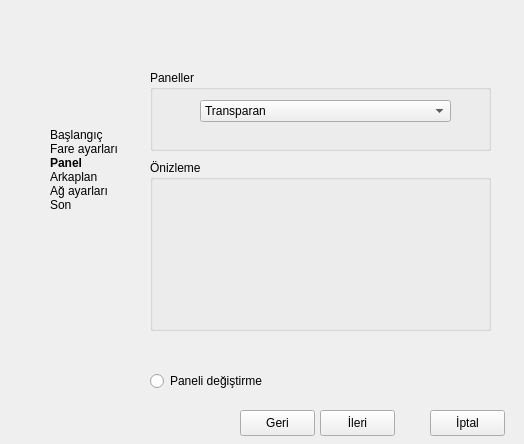
atlantistruva/truvalinux, file projeler/anatolya-bey/src/screens/ui/kickerWindow.ui: the form before one commit.
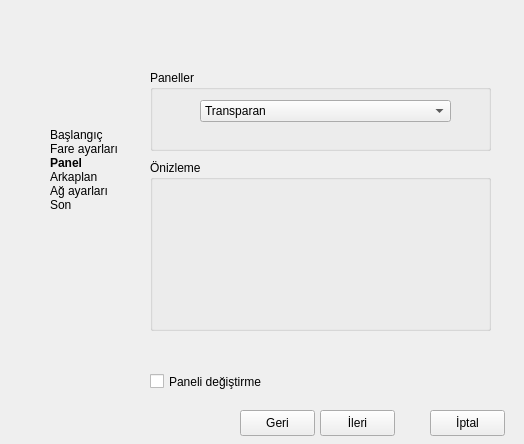
The form after the commit. Icons and pictures are not drawn.

Commit message: ui güncellemesi..

Diff of the .ui file:
```diff
--- a/projeler/anatolya-bey/src/screens/ui/kickerWindow.ui
+++ b/projeler/anatolya-bey/src/screens/ui/kickerWindow.ui
@@ -32,14 +32,6 @@
    <string notr="true" >QMainWindow {background-image: url(:/beyimage/beyimage.png);}</string>
   </property>
   <widget class="QWidget" name="centralwidget" >
-   <property name="geometry" >
-    <rect>
-     <x>0</x>
-     <y>0</y>
-     <width>524</width>
-     <height>444</height>
-    </rect>
-   </property>
    <widget class="QGroupBox" name="kickersGroup" >
     <property name="geometry" >
      <rect>
@@ -109,19 +101,6 @@
      </property>
     </widget>
    </widget>
-   <widget class="QRadioButton" name="isConfig" >
-    <property name="geometry" >
-     <rect>
-      <x>150</x>
-      <y>370</y>
-      <width>181</width>
-      <height>22</height>
-     </rect>
-    </property>
-    <property name="text" >
-     <string>Paneli değiştirme</string>
-    </property>
-   </widget>
    <widget class="QPushButton" name="cancelButton" >
     <property name="geometry" >
      <rect>
@@ -198,6 +177,19 @@
 &lt;p style=" margin-top:0px; margin-bottom:0px; margin-left:0px; margin-right:0px; -qt-block-indent:0; text-indent:0px; font-weight:600;">&lt;span style=" font-weight:400;">Son&lt;/span>&lt;/p>&lt;/body>&lt;/html></string>
     </property>
    </widget>
+   <widget class="QCheckBox" name="isConfig" >
+    <property name="geometry" >
+     <rect>
+      <x>150</x>
+      <y>370</y>
+      <width>151</width>
+      <height>23</height>
+     </rect>
+    </property>
+    <property name="text" >
+     <string>Paneli değiştirme</string>
+    </property>
+   </widget>
   </widget>
  </widget>
  <resources>
```
Left out of the diff: 14 changed lines with no effect on the pictures. The commit also changes 1 other file.
